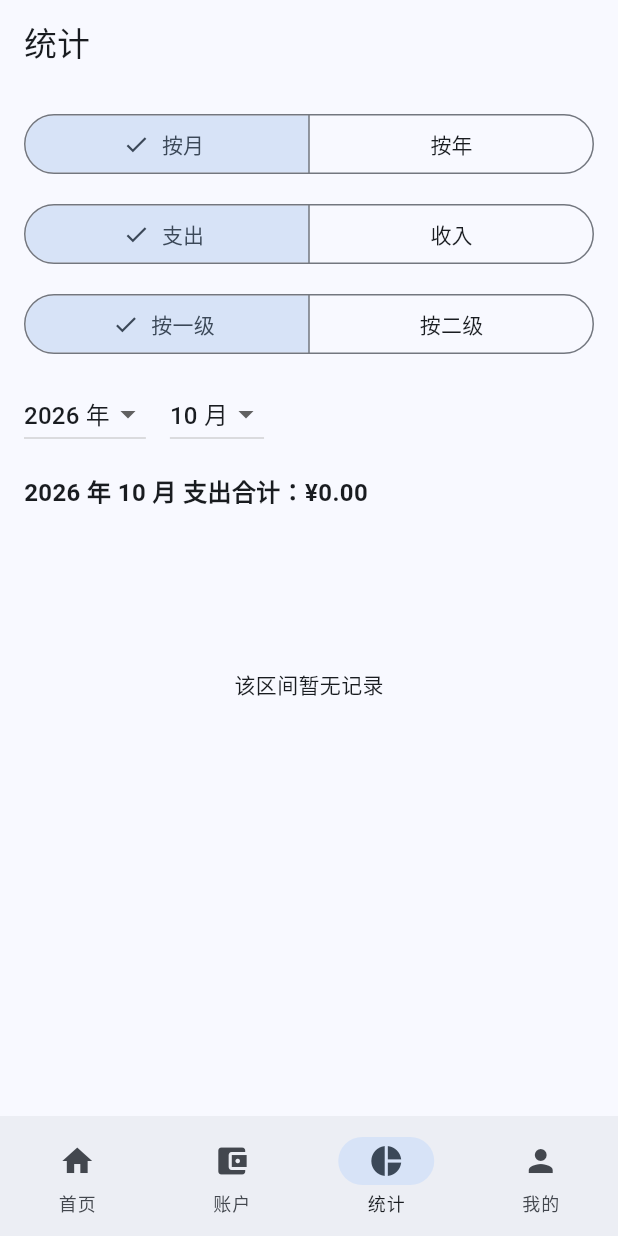
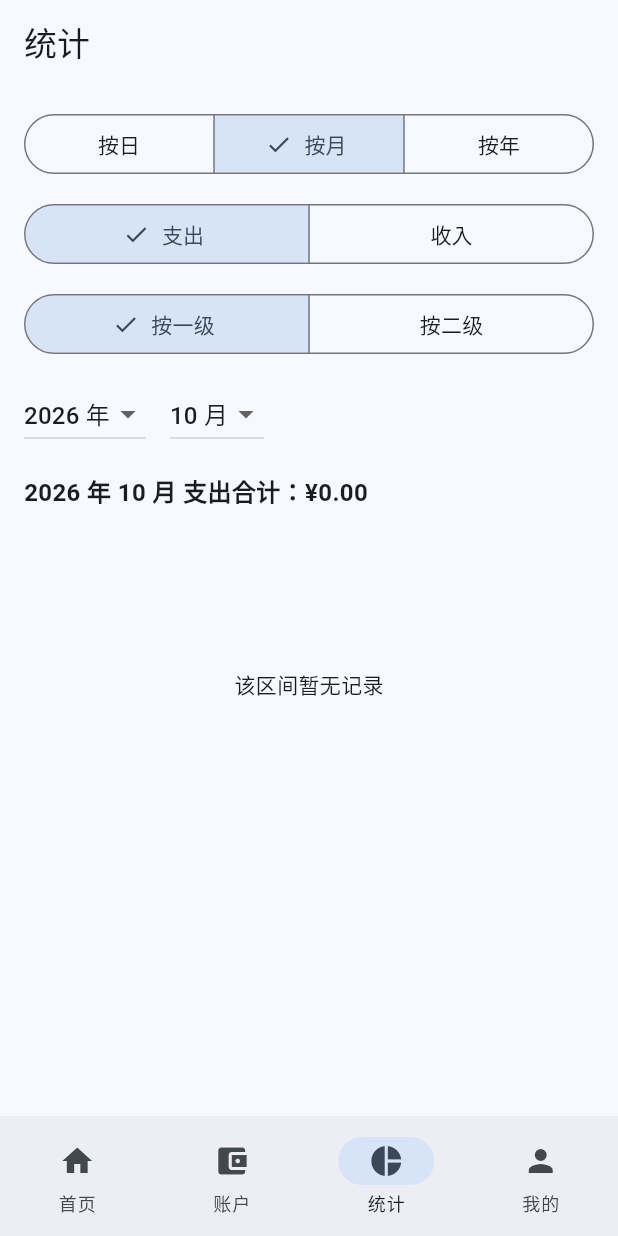
Before and after one commit to Panjihong123/ledger-app, a Flutter app: the screen it shows after launch, item 3 of the bottom bar chosen, on a phone screen of 412 x 824 dp. Run offline on Flutter 3.47's test engine with Material 3 defaults, Android fonts, the phone set to English and light mode, and no system bars; our stand-ins replace fl_chart, sqflite; accounts and stored records are empty; statements that could not run were skipped.

Commit message:
feat: 统计新增按日维度并记住选择（写库持久化），版本升到 1.2.0

```diff
--- a/lib/screens/statistics_page.dart
+++ b/lib/screens/statistics_page.dart
@@ -13,9 +13,8 @@ class StatisticsPage extends StatefulWidget {
 }
 
 class _StatisticsPageState extends State<StatisticsPage> {
-  String _range = 'month'; // month / year
-  String _type = 'expense'; // expense / income
-  bool _byTop = true; // true=按一级分类；false=按二级分类
+  // 按日统计选中的那一天（默认今天）
+  DateTime _day = DateTime.now();
   int _year = DateTime.now().year;
   int _month = DateTime.now().month;
 
@@ -38,6 +37,15 @@ class _StatisticsPageState extends State<StatisticsPage> {
     );
   }
 
+  /// 切换按日统计的日期（同时同步年/月，切到按月时衔接自然）
+  void _changeDay(DateTime d) {
+    setState(() {
+      _day = d;
+      _year = d.year;
+      _month = d.month;
+    });
+  }
+
   @override
   Widget build(BuildContext context) {
     final p = Provider.of<AppProvider>(context);
@@ -45,23 +53,41 @@ class _StatisticsPageState extends State<StatisticsPage> {
       return const Scaffold(body: Center(child: CircularProgressIndicator()));
     }
 
-    final from = _range == 'month'
-        ? DateTime(_year, _month, 1).millisecondsSinceEpoch
-        : DateTime(_year, 1, 1).millisecondsSinceEpoch;
-    final to = _range == 'month'
-        ? DateTime(_year, _month + 1, 1)
-            .subtract(const Duration(milliseconds: 1))
-            .millisecondsSinceEpoch
-        : DateTime(_year + 1, 1, 1)
+    // 统计偏好存在 provider（写库），这里直接读，切换时回写
+    final range = p.statRange; // day / month / year
+    final type = p.statType; // expense / income
+    final byTop = p.statByTop;
+
+    // 时间区间
+    final int from;
+    final int to;
+    final String title;
+    if (range == 'day') {
+      final start = DateTime(_day.year, _day.month, _day.day);
+      from = start.millisecondsSinceEpoch;
+      to = start
+          .add(const Duration(days: 1))
           .subtract(const Duration(milliseconds: 1))
           .millisecondsSinceEpoch;
-
-    final title = _range == 'month' ? '$_year 年 $_month 月' : '$_year 年';
+      title = '${_day.year} 年 ${_day.month} 月 ${_day.day} 日';
+    } else if (range == 'month') {
+      from = DateTime(_year, _month, 1).millisecondsSinceEpoch;
+      to = DateTime(_year, _month + 1, 1)
+          .subtract(const Duration(milliseconds: 1))
+          .millisecondsSinceEpoch;
+      title = '$_year 年 $_month 月';
+    } else {
+      from = DateTime(_year, 1, 1).millisecondsSinceEpoch;
+      to = DateTime(_year + 1, 1, 1)
+          .subtract(const Duration(milliseconds: 1))
+          .millisecondsSinceEpoch;
+      title = '$_year 年';
+    }
 
     return Scaffold(
       appBar: AppBar(title: const Text('统计')),
       body: FutureBuilder<List<CategoryStat>>(
-        future: p.statsByCategory(_type, from, to, byTop: _byTop),
+        future: p.statsByCategory(type, from, to, byTop: byTop),
         builder: (ctx, snap) {
           final stats = snap.data ?? [];
           final total = stats.fold(0.0, (s, e) => s + e.sum);
@@ -69,14 +95,15 @@ class _StatisticsPageState extends State<StatisticsPage> {
           return ListView(
             padding: const EdgeInsets.all(16),
             children: [
-              // 范围切换
+              // 统计粒度：按日 / 按月 / 按年
               SegmentedButton<String>(
                 segments: const [
+                  ButtonSegment(value: 'day', label: Text('按日')),
                   ButtonSegment(value: 'month', label: Text('按月')),
                   ButtonSegment(value: 'year', label: Text('按年')),
                 ],
-                selected: {_range},
-                onSelectionChanged: (s) => setState(() => _range = s.first),
+                selected: {range},
+                onSelectionChanged: (s) => p.setStatRange(s.first),
               ),
               const SizedBox(height: 12),
               // 收/支切换
@@ -85,8 +112,8 @@ class _StatisticsPageState extends State<StatisticsPage> {
                   ButtonSegment(value: 'expense', label: Text('支出')),
                   ButtonSegment(value: 'income', label: Text('收入')),
                 ],
-                selected: {_type},
-                onSelectionChanged: (s) => setState(() => _type = s.first),
+                selected: {type},
+                onSelectionChanged: (s) => p.setStatType(s.first),
               ),
               const SizedBox(height: 12),
               // 一级/二级维度切换
@@ -95,21 +122,58 @@ class _StatisticsPageState extends State<StatisticsPage> {
                   ButtonSegment(value: true, label: Text('按一级')),
                   ButtonSegment(value: false, label: Text('按二级')),
                 ],
-                selected: {_byTop},
-                onSelectionChanged: (s) => setState(() => _byTop = s.first),
+                selected: {byTop},
+                onSelectionChanged: (s) => p.setStatByTop(s.first),
               ),
               const SizedBox(height: 12),
-              // 年/月选择
+              // 时间选择：按日 → 日期（可前后翻页）；按月/按年 → 年（月）下拉
+              if (range == 'day')
+                Row(
+                  children: [
+                    IconButton(
+                      icon: const Icon(Icons.chevron_left),
+                      tooltip: '前一天',
+                      onPressed: () => _changeDay(
+                          _day.subtract(const Duration(days: 1))),
+                    ),
+                    Expanded(
+                      child: OutlinedButton.icon(
+                        icon: const Icon(Icons.calendar_today, size: 18),
+                        label: Text(ymd(_day.millisecondsSinceEpoch)),
+                        onPressed: () async {
+                          final picked = await showDatePicker(
+                            context: context,
+                            initialDate: _day,
+                            firstDate: DateTime(2000),
+                            lastDate: DateTime(2100),
+                          );
+                          if (picked != null) {
+                            _changeDay(picked);
+                          }
+                        },
+                      ),
+                    ),
+                    IconButton(
+                      icon: const Icon(Icons.chevron_right),
+                      tooltip: '后一天',
+                      onPressed: () =>
+                          _changeDay(_day.add(const Duration(days: 1))),
+                    ),
+                  ],
+                )
+              else
                 Row(
                   children: [
                     DropdownButton<int>(
                       value: _year,
-                    items: List.generate(11, (i) => DateTime.now().year - 5 + i)
-                        .map((y) => DropdownMenuItem(value: y, child: Text('$y 年')))
+                      items: List.generate(
+                              11, (i) => DateTime.now().year - 5 + i)
+                          .map((y) =>
+                              DropdownMenuItem(value: y, child: Text('$y 年')))
                           .toList(),
                       onChanged: (v) => setState(() => _year = v!),
                     ),
-                  if (_range == 'month') ...[
+                    if (range == 'month') ...[
                       const SizedBox(width: 16),
                       DropdownButton<int>(
                         value: _month,
@@ -123,13 +187,18 @@ class _StatisticsPageState extends State<StatisticsPage> {
                   ],
                 ),
               const SizedBox(height: 16),
-              Text('$title ${_type == 'expense' ? '支出' : '收入'}合计：${money(total)}',
-                  style: const TextStyle(fontSize: 16, fontWeight: FontWeight.bold)),
+              Text(
+                  '$title ${type == 'expense' ? '支出' : '收入'}合计：${money(total)}',
+                  style: const TextStyle(
+                      fontSize: 16, fontWeight: FontWeight.bold)),
               const SizedBox(height: 16),
               if (stats.isEmpty)
-                const SizedBox(
+                SizedBox(
                     height: 200,
-                    child: Center(child: Text('该区间暂无记录')))
+                    child: Center(
+                        child: Text(range == 'day'
+                            ? '这一天还没有记录'
+                            : '该区间暂无记录')))
               else ...[
                 // 饼图：控制尺寸，避免占满整屏
                 SizedBox(
--- a/pubspec.yaml
+++ b/pubspec.yaml
@@ -1,7 +1,7 @@
 name: ledger
 description: 个人记账软件（Android）
 publish_to: 'none'
-version: 1.1.0+2
+version: 1.2.0+3
 
 environment:
   sdk: ^3.4.0
```
Also changed, not shown: lib/db/database_helper.dart (+27 -1 lines), lib/providers/app_provider.dart (+33 -0 lines). Lines whose indentation alone changed are shown as unchanged.
